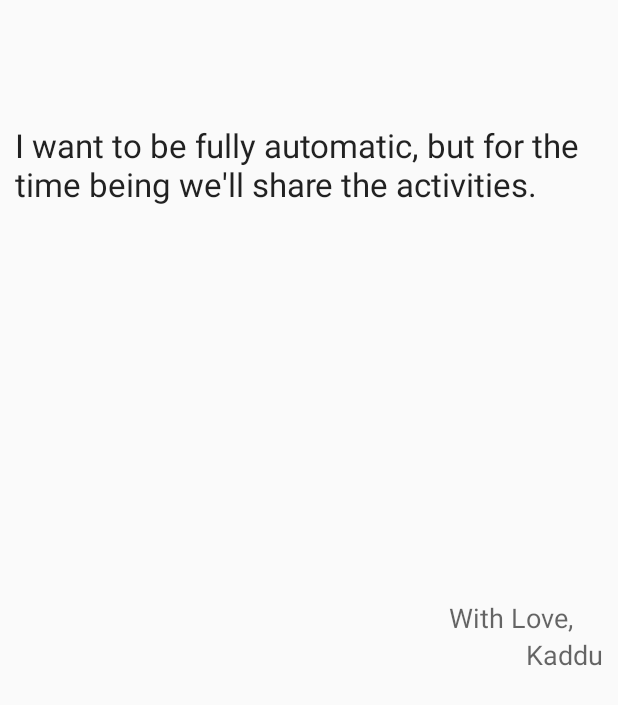
After one commit to coolgopal/Kaddu, an Android app: the AboutActivity screen opened directly, with no data from a screen before it, on a phone screen of 412 x 824 dp. The commit adds this screen. Shown: the top 705 px of the screen. Run offline under Robolectric (Android 15) with nearby library versions, the phone set to English and light mode, and no system bars.

Commit message:
Adding help and about

```diff
--- a/app/src/main/AndroidManifest.xml
+++ b/app/src/main/AndroidManifest.xml
@@ -19,6 +19,8 @@
         </activity>
 
         <activity android:name=".ProfileRecyclerViewActivity" />
+        <activity android:name=".VoiceCommandHelpActivity" />
+        <activity android:name=".AboutActivity" />
     </application>
 
 </manifest>
--- /dev/null
+++ b/app/src/main/java/com/zero/debloper/kaddu/AboutActivity.java
@@ -0,0 +1,15 @@
+package com.zero.debloper.kaddu;
+
+import android.app.Activity;
+import android.os.Bundle;
+
+/**
+ * Created by debloper on 21/9/15.
+ */
+public class AboutActivity extends Activity {
+    @Override
+    protected void onCreate(Bundle savedInstanceState) {
+        super.onCreate(savedInstanceState);
+        setContentView(R.layout.activity_about);
+    }
+}
--- a/app/src/main/java/com/zero/debloper/kaddu/MainActivity.java
+++ b/app/src/main/java/com/zero/debloper/kaddu/MainActivity.java
@@ -37,6 +37,12 @@ public class MainActivity extends AppCompatActivity {
         if (id == R.id.action_settings) {
             startActivity(new Intent(this, ProfileRecyclerViewActivity.class));
             return true;
+        } else if (id == R.id.action_voice_command_help) {
+            startActivity(new Intent(this, VoiceCommandHelpActivity.class));
+            return true;
+        } else if (id == R.id.action_about) {
+            startActivity(new Intent(this, AboutActivity.class));
+            return true;
         }
 
         return super.onOptionsItemSelected(item);
--- /dev/null
+++ b/app/src/main/res/layout/activity_about.xml
@@ -0,0 +1,36 @@
+<?xml version="1.0" encoding="utf-8"?>
+<RelativeLayout xmlns:android="http://schemas.android.com/apk/res/android"
+    android:layout_width="match_parent" android:layout_height="match_parent">
+
+    <TextView
+        android:layout_width="wrap_content"
+        android:layout_height="wrap_content"
+        android:textAppearance="?android:attr/textAppearanceLarge"
+        android:text="I want to be fully automatic, but for the time being we&apos;ll share the activities."
+        android:id="@+id/textView4"
+        android:layout_alignParentTop="true"
+        android:layout_alignParentStart="true"
+        android:layout_marginTop="82dp"
+        android:layout_marginLeft="10dp"
+        android:layout_marginRight="10dp" />
+
+    <TextView
+        android:layout_width="wrap_content"
+        android:layout_height="wrap_content"
+        android:textAppearance="?android:attr/textAppearanceMedium"
+        android:text="With Love,"
+        android:id="@+id/textView5"
+        android:layout_centerVertical="true"
+        android:layout_alignEnd="@+id/textView4"
+        android:layout_marginRight="20dp" />
+
+    <TextView
+        android:layout_width="wrap_content"
+        android:layout_height="wrap_content"
+        android:textAppearance="?android:attr/textAppearanceMedium"
+        android:text="Kaddu"
+        android:id="@+id/textView6"
+        android:layout_below="@+id/textView5"
+        android:layout_alignParentEnd="true"
+        android:layout_marginRight="10dp" />
+</RelativeLayout>
--- a/app/src/main/res/menu/menu_main.xml
+++ b/app/src/main/res/menu/menu_main.xml
@@ -1,6 +1,12 @@
 <menu xmlns:android="http://schemas.android.com/apk/res/android"
     xmlns:app="http://schemas.android.com/apk/res-auto"
     xmlns:tools="http://schemas.android.com/tools" tools:context=".MainActivity">
+
     <item android:id="@+id/action_settings" android:title="@string/action_settings"
         android:orderInCategory="100" app:showAsAction="never" />
+    <item android:id="@+id/action_voice_command_help" android:title="@string/action_voice_command_help"
+        android:orderInCategory="100" app:showAsAction="never" />
+    <item android:id="@+id/action_about" android:title="@string/action_about"
+        android:orderInCategory="100" app:showAsAction="never" />
+
 </menu>
--- a/app/src/main/res/values/strings.xml
+++ b/app/src/main/res/values/strings.xml
@@ -3,5 +3,7 @@
 
     <string name="hello_world">Touch me if you can!!</string>
     <string name="action_settings">Settings</string>
+    <string name="action_voice_command_help">Voice Commands</string>
+    <string name="action_about">About</string>
     <string name="current_profile">Current Profile</string>
 </resources>
```
Also changed, not shown: app/src/main/java/com/zero/debloper/kaddu/VoiceCommandHelpActivity.java (added, +15 -0 lines), app/src/main/res/layout/activity_voice_command_help.xml (added, +28 -0 lines).
